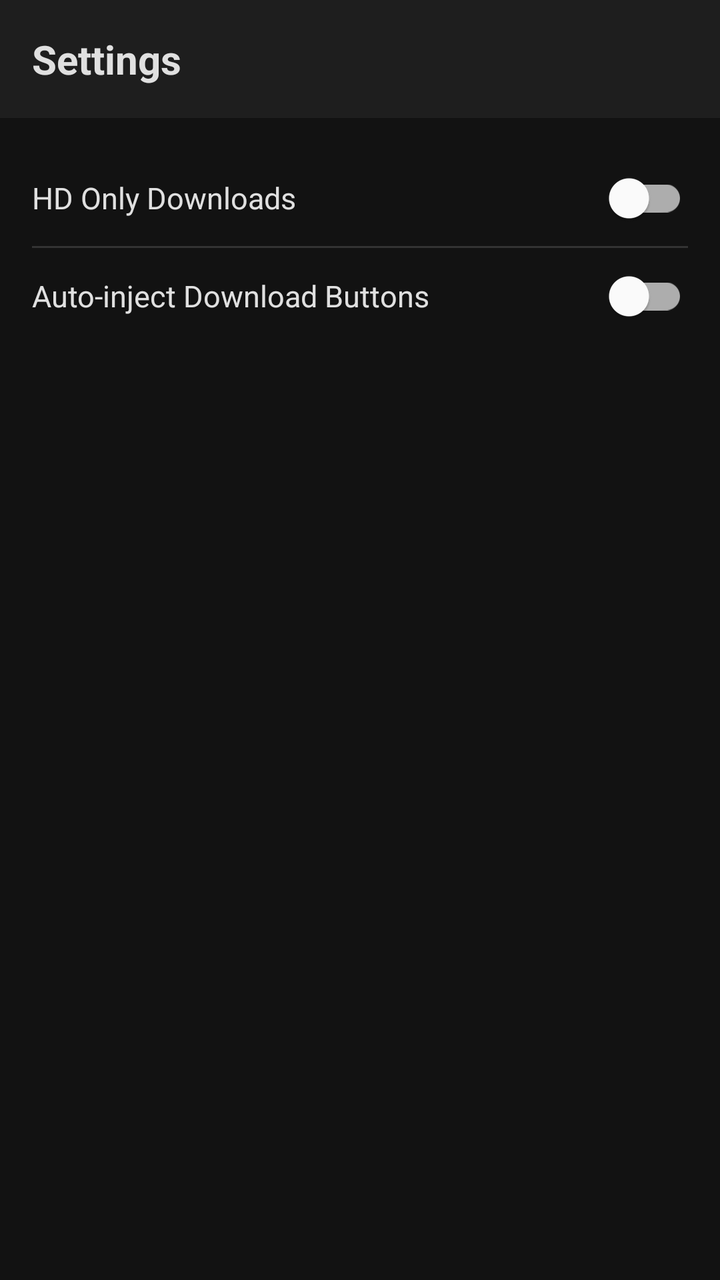
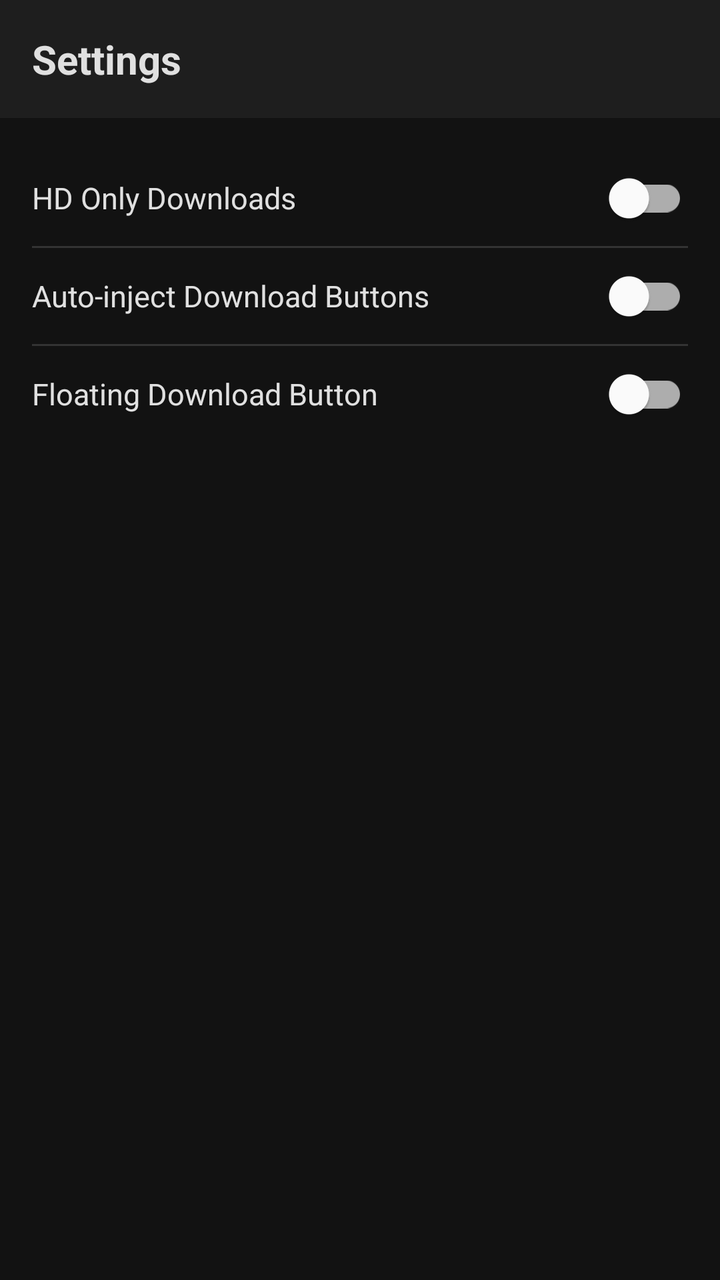

Before-and-after screenshots of an Android layout around one commit, followed by the original layout XML and the change that was made.
<!-- AndroidManifest.xml: application theme Theme.RedgifsDownloader -->
<!-- res/layout/fragment_settings.xml -->
<?xml version="1.0" encoding="utf-8"?>
<LinearLayout xmlns:android="http://schemas.android.com/apk/res/android"
    android:layout_width="match_parent"
    android:layout_height="match_parent"
    android:orientation="vertical"
    android:background="@color/background_dark">

    <TextView
        android:layout_width="match_parent"
        android:layout_height="wrap_content"
        android:text="@string/settings"
        android:textColor="@color/text_primary"
        android:textSize="20sp"
        android:textStyle="bold"
        android:padding="16dp"
        android:background="@color/surface_dark" />

    <LinearLayout
        android:layout_width="match_parent"
        android:layout_height="wrap_content"
        android:orientation="vertical"
        android:padding="16dp">

        <com.google.android.material.switchmaterial.SwitchMaterial
            android:id="@+id/switch_hd_only"
            android:layout_width="match_parent"
            android:layout_height="wrap_content"
            android:text="@string/hd_only"
            android:textColor="@color/text_primary"
            android:textSize="15sp"
            android:minHeight="48dp" />

        <View
            android:layout_width="match_parent"
            android:layout_height="1dp"
            android:background="@color/divider" />

        <com.google.android.material.switchmaterial.SwitchMaterial
            android:id="@+id/switch_auto_inject"
            android:layout_width="match_parent"
            android:layout_height="wrap_content"
            android:text="@string/auto_inject_buttons"
            android:textColor="@color/text_primary"
            android:textSize="15sp"
            android:minHeight="48dp" />

    </LinearLayout>

</LinearLayout>
<!-- resources referenced by this layout -->
<resources>
  <color name="background_dark">#FF121212</color>
  <color name="divider">#FF333333</color>
  <color name="surface_dark">#FF1E1E1E</color>
  <color name="text_primary">#FFE0E0E0</color>
  <string name="auto_inject_buttons">Auto-inject Download Buttons</string>
  <string name="hd_only">HD Only Downloads</string>
  <string name="settings">Settings</string>
  <style name="Theme.RedgifsDownloader" parent="Theme.MaterialComponents.DayNight.NoActionBar">
          <item name="colorPrimary">@color/accent_red</item>
          <item name="colorPrimaryVariant">#FFD32F2F</item>
          <item name="colorOnPrimary">#FFFFFFFF</item>
          <item name="colorSecondary">@color/accent_blue</item>
          <item name="android:windowBackground">@color/background_dark</item>
          <item name="android:statusBarColor">@color/status_bar</item>
          <item name="android:navigationBarColor">@color/surface_dark</item>
          <item name="android:windowLightStatusBar">false</item>
      </style>
  <color name="accent_red">#FFFF5252</color>
  <color name="accent_blue">#FF2196F3</color>
  <color name="status_bar">#FF0A0A0A</color>
</resources>

<!-- the commit's change to res/layout/fragment_settings.xml (unified diff, before → after) -->
@@ -44,6 +44,20 @@
             android:textSize="15sp"
             android:minHeight="48dp" />
 
+        <View
+            android:layout_width="match_parent"
+            android:layout_height="1dp"
+            android:background="@color/divider" />
+
+        <com.google.android.material.switchmaterial.SwitchMaterial
+            android:id="@+id/switch_show_fab"
+            android:layout_width="match_parent"
+            android:layout_height="wrap_content"
+            android:text="@string/show_fab"
+            android:textColor="@color/text_primary"
+            android:textSize="15sp"
+            android:minHeight="48dp" />
+
     </LinearLayout>
 
 </LinearLayout>
<!-- resource entries referenced after the edit -->
@@ -7,6 +7,7 @@
   <string name="auto_inject_buttons">Auto-inject Download Buttons</string>
   <string name="hd_only">HD Only Downloads</string>
   <string name="settings">Settings</string>
+  <string name="show_fab">Floating Download Button</string>
   <style name="Theme.RedgifsDownloader" parent="Theme.MaterialComponents.DayNight.NoActionBar">
           <item name="colorPrimary">@color/accent_red</item>
           <item name="colorPrimaryVariant">#FFD32F2F</item>
